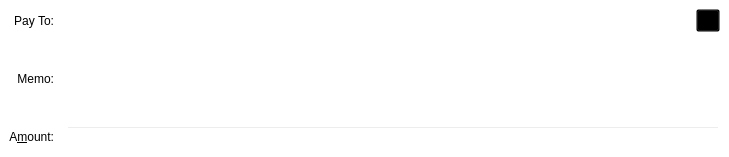
The window that src/qt/forms/sendcoinsentry.ui (thelonecrouton/bitcredit) describes before a commit, drawn with Qt 5.
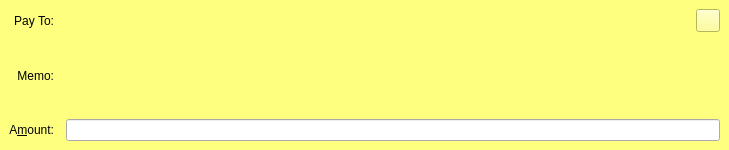
The same window after the commit. The open tabs and pages were chosen to show the change. Icons and pictures are not drawn. Custom widgets are drawn as their Qt base class.

```diff
--- a/src/qt/forms/sendcoinsentry.ui
+++ b/src/qt/forms/sendcoinsentry.ui
@@ -7,7 +7,7 @@
     <x>0</x>
     <y>0</y>
     <width>729</width>
-    <height>157</height>
+    <height>150</height>
    </rect>
   </property>
   <property name="focusPolicy">
@@ -16,9 +16,6 @@
   <property name="autoFillBackground">
    <bool>false</bool>
   </property>
-  <property name="styleSheet">
-   <string notr="true">background: transparent;</string>
-  </property>
   <property name="frameShape">
    <enum>QFrame::NoFrame</enum>
   </property>
@@ -233,10 +230,10 @@
       </colorrole>
       <colorrole role="Button">
        <brush brushstyle="SolidPattern">
-        <color alpha="0">
-         <red>0</red>
-         <green>0</green>
-         <blue>0</blue>
+        <color alpha="255">
+         <red>255</red>
+         <green>255</green>
+         <blue>127</blue>
         </color>
        </brush>
       </colorrole>
@@ -305,19 +302,19 @@
       </colorrole>
       <colorrole role="Base">
        <brush brushstyle="SolidPattern">
-        <color alpha="0">
-         <red>0</red>
-         <green>0</green>
-         <blue>0</blue>
+        <color alpha="255">
+         <red>255</red>
+         <green>255</green>
+         <blue>255</blue>
         </color>
        </brush>
       </colorrole>
       <colorrole role="Window">
        <brush brushstyle="SolidPattern">
-        <color alpha="0">
-         <red>0</red>
-         <green>0</green>
-         <blue>0</blue>
+        <color alpha="255">
+         <red>255</red>
+         <green>255</green>
+         <blue>127</blue>
         </color>
        </brush>
       </colorrole>
@@ -370,10 +367,10 @@
       </colorrole>
       <colorrole role="Button">
        <brush brushstyle="SolidPattern">
-        <color alpha="0">
-         <red>0</red>
-         <green>0</green>
-         <blue>0</blue>
+        <color alpha="255">
+         <red>255</red>
+         <green>255</green>
+         <blue>127</blue>
         </color>
        </brush>
       </colorrole>
@@ -442,19 +439,19 @@
       </colorrole>
       <colorrole role="Base">
        <brush brushstyle="SolidPattern">
-        <color alpha="0">
-         <red>0</red>
-         <green>0</green>
-         <blue>0</blue>
+        <color alpha="255">
+         <red>255</red>
+         <green>255</green>
+         <blue>255</blue>
         </color>
        </brush>
       </colorrole>
       <colorrole role="Window">
        <brush brushstyle="SolidPattern">
-        <color alpha="0">
-         <red>0</red>
-         <green>0</green>
-         <blue>0</blue>
+        <color alpha="255">
+         <red>255</red>
+         <green>255</green>
+         <blue>127</blue>
         </color>
        </brush>
       </colorrole>
@@ -507,10 +504,10 @@
       </colorrole>
       <colorrole role="Button">
        <brush brushstyle="SolidPattern">
-        <color alpha="0">
-         <red>0</red>
-         <green>0</green>
-         <blue>0</blue>
+        <color alpha="255">
+         <red>255</red>
+         <green>255</green>
+         <blue>127</blue>
         </color>
        </brush>
       </colorrole>
@@ -579,19 +576,19 @@
       </colorrole>
       <colorrole role="Base">
        <brush brushstyle="SolidPattern">
-        <color alpha="0">
-         <red>0</red>
-         <green>0</green>
-         <blue>0</blue>
+        <color alpha="255">
+         <red>255</red>
+         <green>255</green>
+         <blue>127</blue>
         </color>
        </brush>
       </colorrole>
       <colorrole role="Window">
        <brush brushstyle="SolidPattern">
-        <color alpha="0">
-         <red>0</red>
-         <green>0</green>
-         <blue>0</blue>
+        <color alpha="255">
+         <red>255</red>
+         <green>255</green>
+         <blue>127</blue>
         </color>
        </brush>
       </colorrole>
@@ -638,7 +635,7 @@
     <string>This is an unverified payment request.</string>
    </property>
    <property name="autoFillBackground">
-    <bool>false</bool>
+    <bool>true</bool>
    </property>
    <property name="frameShape">
     <enum>QFrame::NoFrame</enum>
```
Left out of the diff: 93 changed lines with no effect on the pictures.
